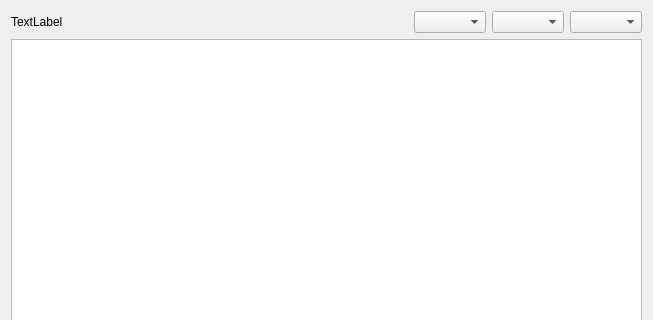
The window that src/qt/forms/tableoffersdialog.ui (ivansib/sibcoin-old) describes before a commit, drawn with Qt 5; both pictures show x 0 to 653 and y 0 to 320 of the 653 by 511 pixel window.
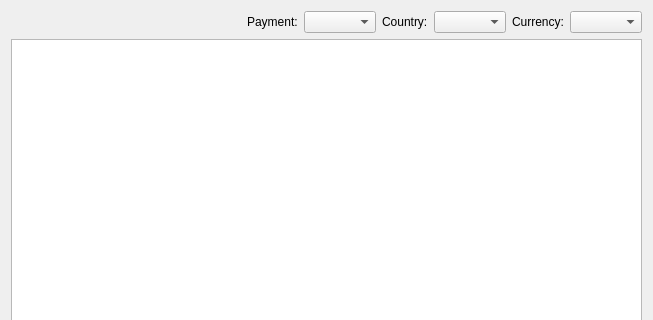
The same window after the commit. Custom widgets are drawn as their Qt base class.

```diff
--- a/src/qt/forms/tableoffersdialog.ui
+++ b/src/qt/forms/tableoffersdialog.ui
@@ -13,36 +13,57 @@
   <property name="windowTitle">
    <string>Dialog</string>
   </property>
-  <layout class="QGridLayout" name="gridLayout">
-   <item row="1" column="0">
-    <widget class="QTableView" name="tableView"/>
-   </item>
-   <item row="0" column="0">
+  <layout class="QVBoxLayout" name="verticalLayout">
+   <item>
     <layout class="QHBoxLayout" name="horizontalLayout">
      <item>
-      <widget class="QLabel" name="labelInfo">
-       <property name="sizePolicy">
-        <sizepolicy hsizetype="Expanding" vsizetype="Preferred">
-         <horstretch>3</horstretch>
-         <verstretch>0</verstretch>
-        </sizepolicy>
+      <spacer name="horizontalSpacer">
+       <property name="orientation">
+        <enum>Qt::Horizontal</enum>
        </property>
+       <property name="sizeHint" stdset="0">
+        <size>
+         <width>40</width>
+         <height>20</height>
+        </size>
+       </property>
+      </spacer>
+     </item>
+     <item>
+      <widget class="QLabel" name="label">
        <property name="text">
-        <string>TextLabel</string>
+        <string>Payment:</string>
        </property>
       </widget>
      </item>
      <item>
       <widget class="ComboBox" name="cBoxPayment"/>
      </item>
+     <item>
+      <widget class="QLabel" name="label_2">
+       <property name="text">
+        <string>Country:</string>
+       </property>
+      </widget>
+     </item>
      <item>
       <widget class="ComboBox" name="cBoxCountry"/>
      </item>
+     <item>
+      <widget class="QLabel" name="label_3">
+       <property name="text">
+        <string>Currency:</string>
+       </property>
+      </widget>
+     </item>
      <item>
       <widget class="ComboBox" name="cBoxCurrency"/>
      </item>
     </layout>
    </item>
+   <item>
+    <widget class="QTableView" name="tableView"/>
+   </item>
   </layout>
  </widget>
  <customwidgets>
```
